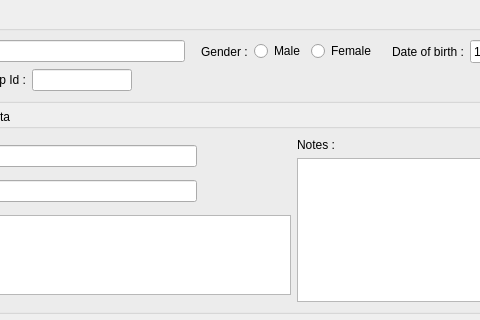
The window that client/dlgguestedit.ui (tbikfalvi/Belenus) describes before a commit, drawn with Qt 5; both pictures show x 83 to 563 and y 0 to 320 of the 840 by 591 pixel window.
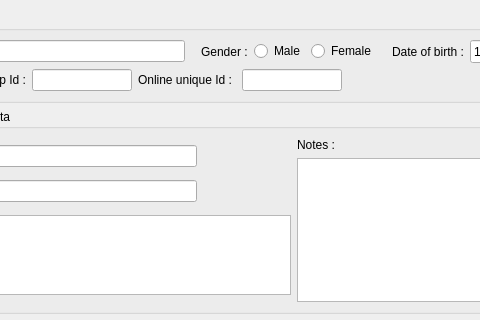
The same window after the commit.

Diff of the .ui file:
```diff
--- a/client/dlgguestedit.ui
+++ b/client/dlgguestedit.ui
@@ -166,6 +166,32 @@
             </property>
            </widget>
           </item>
+          <item>
+           <widget class="QLabel" name="lblOnlineId">
+            <property name="text">
+             <string>Online unique Id : </string>
+            </property>
+           </widget>
+          </item>
+          <item>
+           <widget class="QLineEdit" name="ledUniqueId">
+            <property name="minimumSize">
+             <size>
+              <width>100</width>
+              <height>0</height>
+             </size>
+            </property>
+            <property name="maximumSize">
+             <size>
+              <width>100</width>
+              <height>16777215</height>
+             </size>
+            </property>
+            <property name="readOnly">
+             <bool>true</bool>
+            </property>
+           </widget>
+          </item>
           <item>
            <spacer name="horizontalSpacer_7">
             <property name="orientation">
```
